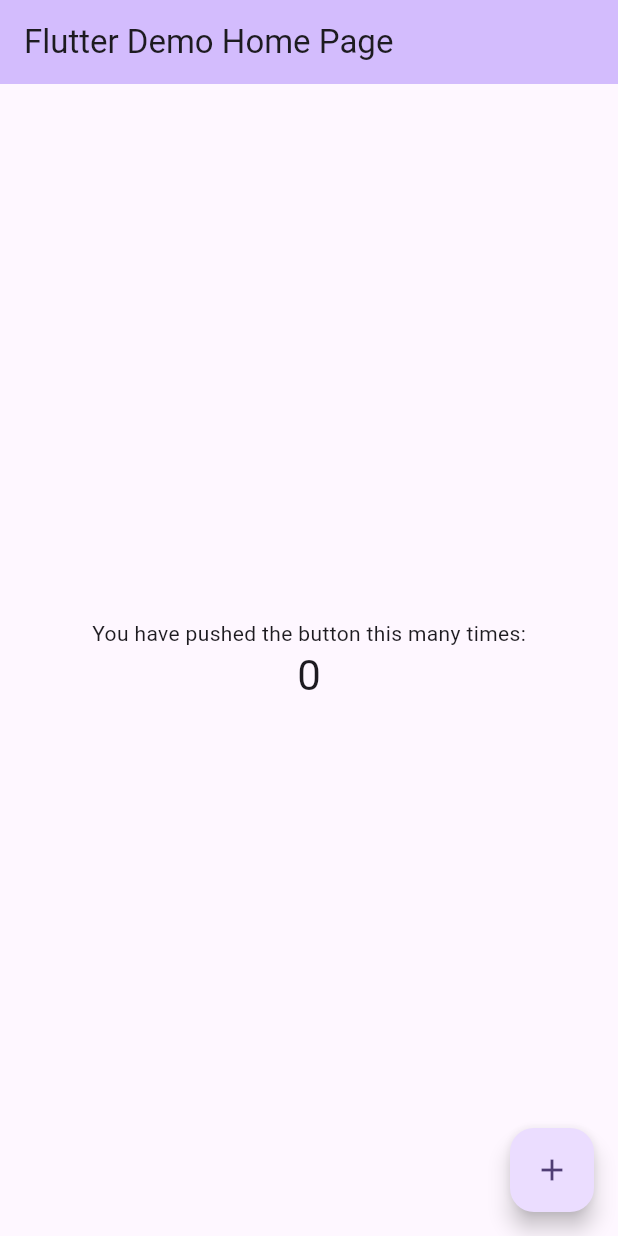
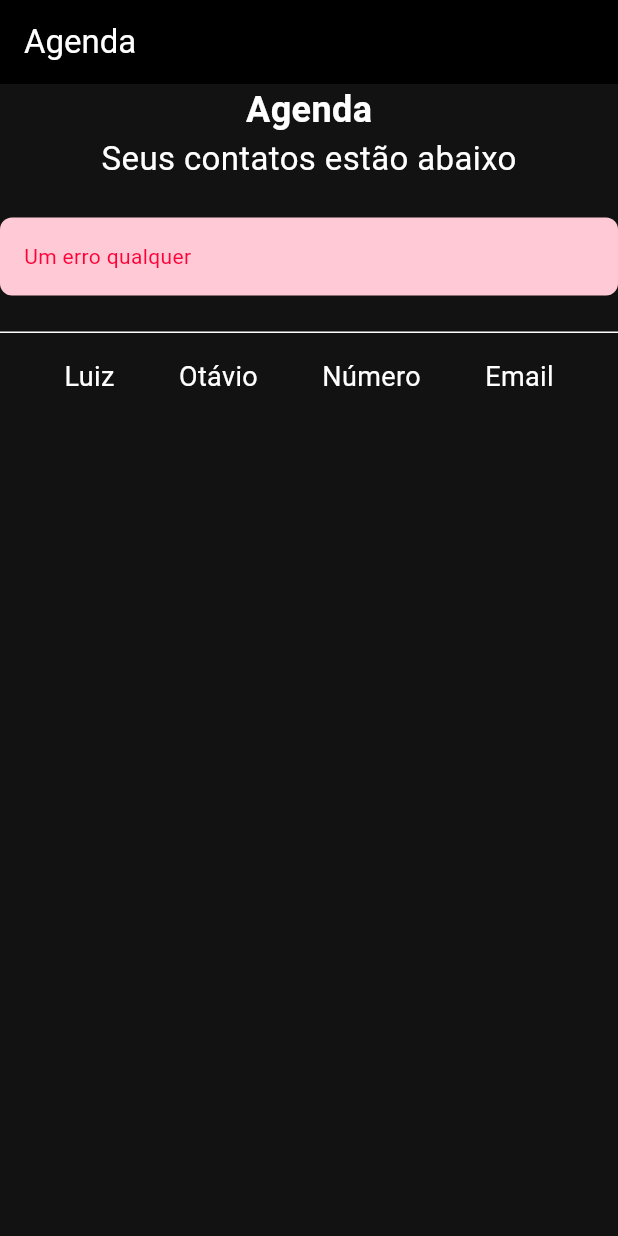
Before and after one commit to PhRezende-eng/MyContactBook, a Flutter app: the screen it shows after launch, on a phone screen of 412 x 824 dp. Run offline on Flutter 3.47's test engine with Material 2 defaults, Android fonts, the phone set to English and light mode, and no system bars; our stand-ins replace dio.

Commit message:
- create home page and init login page

```diff
--- /dev/null
+++ b/myContactBook/lib/app/core/client/rest_client.dart
@@ -0,0 +1,19 @@
+import 'package:dio/dio.dart';
+import 'package:dio/native_imp.dart';
+
+class CustomDio extends DioForNative {
+  CustomDio()
+      : super(BaseOptions(
+          baseUrl: 'http://localhost:3000',
+          connectTimeout: 5000,
+          receiveTimeout: 6000,
+        )) {
+    interceptors.add(
+      LogInterceptor(
+        requestBody: true,
+        responseBody: true,
+        requestHeader: true,
+      ),
+    );
+  }
+}
--- /dev/null
+++ b/myContactBook/lib/app/core/provider/aplication_provider.dart
@@ -0,0 +1,20 @@
+import 'package:flutter/material.dart';
+import 'package:my_contact_book/app/core/client/rest_client.dart';
+import 'package:provider/provider.dart';
+
+class CBAplicationBinding extends StatelessWidget {
+  final Widget child;
+  const CBAplicationBinding({super.key, required this.child});
+
+  @override
+  Widget build(BuildContext context) {
+    return MultiProvider(
+      providers: [
+        Provider(
+          create: (context) => CustomDio(),
+        ),
+      ],
+      child: child,
+    );
+  }
+}
--- /dev/null
+++ b/myContactBook/lib/app/core/ui/theme/theme_config.dart
@@ -0,0 +1,28 @@
+import 'package:flutter/material.dart';
+
+class CBThemeConfig {
+  CBThemeConfig._();
+  static ThemeData theme = ThemeData(
+    useMaterial3: true,
+    colorScheme: ColorScheme.dark(
+      error: Color.fromARGB(255, 255, 0, 55),
+      errorContainer: Color.fromARGB(255, 255, 202, 213),
+    ),
+    textTheme: TextTheme(
+      titleMedium: TextStyle(
+        fontSize: 24,
+        fontWeight: FontWeight.w600,
+      ),
+      headlineMedium: TextStyle(
+        fontSize: 22,
+      ),
+      headlineSmall: TextStyle(
+        fontSize: 18,
+      ),
+    ),
+  );
+}
+
+extension T on BuildContext {
+  ThemeData get theme => CBThemeConfig.theme;
+}
--- /dev/null
+++ b/myContactBook/lib/app/core/ui/widgets/contact_cell_widget.dart
@@ -0,0 +1,10 @@
+import 'package:flutter/material.dart';
+
+class CBContactCellWidget extends StatelessWidget {
+  const CBContactCellWidget({super.key});
+
+  @override
+  Widget build(BuildContext context) {
+    return const Placeholder();
+  }
+}
--- /dev/null
+++ b/myContactBook/lib/app/core/ui/widgets/divider_widget.dart
@@ -0,0 +1,15 @@
+import 'package:flutter/material.dart';
+import 'package:my_contact_book/app/core/ui/theme/theme_config.dart';
+
+class CBDivider extends StatelessWidget {
+  const CBDivider({super.key});
+
+  @override
+  Widget build(BuildContext context) {
+    return Container(
+      color: context.theme.colorScheme.onBackground,
+      width: double.infinity,
+      height: 1,
+    );
+  }
+}
--- /dev/null
+++ b/myContactBook/lib/app/core/ui/widgets/header_error_widget.dart
@@ -0,0 +1,25 @@
+import 'package:flutter/material.dart';
+import 'package:my_contact_book/app/core/ui/theme/theme_config.dart';
+
+class CBHEaderErrorWidget extends StatelessWidget {
+  final String message;
+  const CBHEaderErrorWidget({super.key, required this.message});
+
+  @override
+  Widget build(BuildContext context) {
+    return Container(
+      width: double.infinity,
+      padding: const EdgeInsets.all(16),
+      decoration: BoxDecoration(
+        color: context.theme.colorScheme.errorContainer,
+        borderRadius: const BorderRadius.all(Radius.circular(8)),
+      ),
+      child: Text(
+        message,
+        style: context.theme.textTheme.bodyLarge!.copyWith(
+          color: context.theme.colorScheme.error,
+        ),
+      ),
+    );
+  }
+}
--- /dev/null
+++ b/myContactBook/lib/app/pages/home/home_page.dart
@@ -0,0 +1,56 @@
+import 'package:flutter/material.dart';
+import 'package:my_contact_book/app/core/ui/theme/theme_config.dart';
+import 'package:my_contact_book/app/core/ui/widgets/divider_widget.dart';
+import 'package:my_contact_book/app/core/ui/widgets/header_error_widget.dart';
+
+class CBHomePage extends StatefulWidget {
+  const CBHomePage({super.key});
+
+  @override
+  State<CBHomePage> createState() => _CBHomePageState();
+}
+
+class _CBHomePageState extends State<CBHomePage> {
+  @override
+  Widget build(BuildContext context) {
+    var list = <Widget>[
+      const SizedBox(height: 16),
+      Row(
+        mainAxisAlignment: MainAxisAlignment.spaceEvenly,
+        children: [
+          Text('Luiz', style: context.theme.textTheme.headlineSmall),
+          Text('Otávio', style: context.theme.textTheme.headlineSmall),
+          Text('Número', style: context.theme.textTheme.headlineSmall),
+          Text('Email', style: context.theme.textTheme.headlineSmall),
+        ],
+      ),
+    ];
+    return Scaffold(
+      appBar: AppBar(
+        backgroundColor: context.theme.colorScheme.inversePrimary,
+        title: const Text('Agenda'),
+      ),
+      body: Center(
+        child: Column(
+          children: <Widget>[
+            Text(
+              'Agenda',
+              style: context.theme.textTheme.titleMedium,
+            ),
+            Text(
+              'Seus contatos estão abaixo',
+              style: context.theme.textTheme.headlineMedium,
+            ),
+            const SizedBox(height: 24),
+            const CBHEaderErrorWidget(
+              message: 'Um erro qualquer',
+            ),
+            const SizedBox(height: 24),
+            const CBDivider(),
+            ...list,
+          ],
+        ),
+      ),
+    );
+  }
+}
--- /dev/null
+++ b/myContactBook/lib/app/pages/home/home_route.dart
@@ -0,0 +1,18 @@
+import 'package:flutter/material.dart';
+import 'package:my_contact_book/app/pages/home/home_page.dart';
+import 'package:provider/provider.dart';
+
+class HomeRoute {
+  const HomeRoute._();
+
+  static Widget get page => MultiProvider(
+        providers: [
+          Provider(
+            create: (context) => Container(),
+          ),
+        ],
+        builder: (context, child) {
+          return CBHomePage();
+        },
+      );
+}
--- /dev/null
+++ b/myContactBook/lib/app/pages/login/login_page.dart
@@ -0,0 +1,42 @@
+import 'package:flutter/material.dart';
+
+class CBLoginPage extends StatefulWidget {
+  const CBLoginPage({super.key});
+
+  @override
+  State<CBLoginPage> createState() => _CBLoginPageState();
+}
+
+class _CBLoginPageState extends State<CBLoginPage> {
+  @override
+  Widget build(BuildContext context) {
+    return Scaffold(
+      appBar: AppBar(
+        title: const Text('Agenda'),
+      ),
+      body: CustomScrollView(
+        slivers: [
+          SliverToBoxAdapter(
+            child: Column(
+              children: [
+                Text('Faça seu login'),
+              ],
+            ),
+          ),
+          SliverFillRemaining(
+            hasScrollBody: false,
+            child: Align(
+              alignment: Alignment.bottomCenter,
+              child: TextButton(
+                onPressed: () {
+                  Navigator.pushNamed(context, '/login');
+                },
+                child: Text('ou Criar conta'),
+              ),
+            ),
+          ),
+        ],
+      ),
+    );
+  }
+}
--- /dev/null
+++ b/myContactBook/lib/app/pages/login/login_route.dart
@@ -0,0 +1,19 @@
+import 'package:flutter/material.dart';
+import 'package:my_contact_book/app/pages/home/home_page.dart';
+import 'package:my_contact_book/app/pages/login/login_page.dart';
+import 'package:provider/provider.dart';
+
+class LoginRoute {
+  const LoginRoute._();
+
+  static Widget get page => MultiProvider(
+        providers: [
+          Provider(
+            create: (context) => Container(),
+          ),
+        ],
+        builder: (context, child) {
+          return CBLoginPage();
+        },
+      );
+}
--- /dev/null
+++ b/myContactBook/lib/app/pages/material_app_page.dart
@@ -0,0 +1,25 @@
+import 'package:flutter/material.dart';
+import 'package:my_contact_book/app/core/provider/aplication_provider.dart';
+import 'package:my_contact_book/app/core/ui/theme/theme_config.dart';
+import 'package:my_contact_book/app/pages/login/login_route.dart';
+
+import 'home/home_route.dart';
+
+class CBMaterialApp extends StatelessWidget {
+  const CBMaterialApp({super.key});
+
+  @override
+  Widget build(BuildContext context) {
+    return CBAplicationBinding(
+      child: MaterialApp(
+        title: 'Flutter Demo',
+        theme: CBThemeConfig.theme,
+        initialRoute: '/home',
+        routes: {
+          '/home': (context) => HomeRoute.page,
+          '/login': (context) => LoginRoute.page,
+        },
+      ),
+    );
+  }
+}
--- a/myContactBook/lib/main.dart
+++ b/myContactBook/lib/main.dart
@@ -1,125 +1,6 @@
 import 'package:flutter/material.dart';
+import 'package:my_contact_book/app/pages/material_app_page.dart';
 
 void main() {
-  runApp(const MyApp());
+  runApp(const CBMaterialApp());
 }
-
-class MyApp extends StatelessWidget {
-  const MyApp({super.key});
-
-  // This widget is the root of your application.
-  @override
-  Widget build(BuildContext context) {
-    return MaterialApp(
-      title: 'Flutter Demo',
-      theme: ThemeData(
-        // This is the theme of your application.
-        //
-        // TRY THIS: Try running your application with "flutter run". You'll see
-        // the application has a blue toolbar. Then, without quitting the app,
-        // try changing the seedColor in the colorScheme below to Colors.green
-        // and then invoke "hot reload" (save your changes or press the "hot
-        // reload" button in a Flutter-supported IDE, or press "r" if you used
-        // the command line to start the app).
-        //
-        // Notice that the counter didn't reset back to zero; the application
-        // state is not lost during the reload. To reset the state, use hot
-        // restart instead.
-        //
-        // This works for code too, not just values: Most code changes can be
-        // tested with just a hot reload.
-        colorScheme: ColorScheme.fromSeed(seedColor: Colors.deepPurple),
-        useMaterial3: true,
-      ),
-      home: const MyHomePage(title: 'Flutter Demo Home Page'),
-    );
-  }
-}
-
-class MyHomePage extends StatefulWidget {
-  const MyHomePage({super.key, required this.title});
-
-  // This widget is the home page of your application. It is stateful, meaning
-  // that it has a State object (defined below) that contains fields that affect
-  // how it looks.
-
-  // This class is the configuration for the state. It holds the values (in this
-  // case the title) provided by the parent (in this case the App widget) and
-  // used by the build method of the State. Fields in a Widget subclass are
-  // always marked "final".
-
-  final String title;
-
-  @override
-  State<MyHomePage> createState() => _MyHomePageState();
-}
-
-class _MyHomePageState extends State<MyHomePage> {
-  int _counter = 0;
-
-  void _incrementCounter() {
-    setState(() {
-      // This call to setState tells the Flutter framework that something has
-      // changed in this State, which causes it to rerun the build method below
-      // so that the display can reflect the updated values. If we changed
-      // _counter without calling setState(), then the build method would not be
-      // called again, and so nothing would appear to happen.
-      _counter++;
-    });
-  }
-
-  @override
-  Widget build(BuildContext context) {
-    // This method is rerun every time setState is called, for instance as done
-    // by the _incrementCounter method above.
-    //
-    // The Flutter framework has been optimized to make rerunning build methods
-    // fast, so that you can just rebuild anything that needs updating rather
-    // than having to individually change instances of widgets.
-    return Scaffold(
-      appBar: AppBar(
-        // TRY THIS: Try changing the color here to a specific color (to
-        // Colors.amber, perhaps?) and trigger a hot reload to see the AppBar
-        // change color while the other colors stay the same.
-        backgroundColor: Theme.of(context).colorScheme.inversePrimary,
-        // Here we take the value from the MyHomePage object that was created by
-        // the App.build method, and use it to set our appbar title.
-        title: Text(widget.title),
-      ),
-      body: Center(
-        // Center is a layout widget. It takes a single child and positions it
-        // in the middle of the parent.
-        child: Column(
-          // Column is also a layout widget. It takes a list of children and
-          // arranges them vertically. By default, it sizes itself to fit its
-          // children horizontally, and tries to be as tall as its parent.
-          //
-          // Column has various properties to control how it sizes itself and
-          // how it positions its children. Here we use mainAxisAlignment to
-          // center the children vertically; the main axis here is the vertical
-          // axis because Columns are vertical (the cross axis would be
-          // horizontal).
-          //
-          // TRY THIS: Invoke "debug painting" (choose the "Toggle Debug Paint"
-          // action in the IDE, or press "p" in the console), to see the
-          // wireframe for each widget.
-          mainAxisAlignment: MainAxisAlignment.center,
-          children: <Widget>[
-            const Text(
-              'You have pushed the button this many times:',
-            ),
-            Text(
-              '$_counter',
-              style: Theme.of(context).textTheme.headlineMedium,
-            ),
-          ],
-        ),
-      ),
-      floatingActionButton: FloatingActionButton(
-        onPressed: _incrementCounter,
-        tooltip: 'Increment',
-        child: const Icon(Icons.add),
-      ), // This trailing comma makes auto-formatting nicer for build methods.
-    );
-  }
-}
--- a/myContactBook/pubspec.yaml
+++ b/myContactBook/pubspec.yaml
@@ -76,7 +76,6 @@ flutter:
   # To add assets to your application, add an assets section, like this:
   assets:
     - assets/images/
-    - .env
   #   - images/a_dot_ham.jpeg
 
   # An image asset can refer to one or more resolution-specific "variants", see
```
Also changed, not shown: myContactBook/lib/app/pages/home/home_controller.dart (added), myContactBook/lib/app/pages/home/home_state.dart (added), myContactBook/lib/app/pages/login/login_controller.dart (added), myContactBook/lib/app/pages/login/login_state.dart (added), 1 other file.
